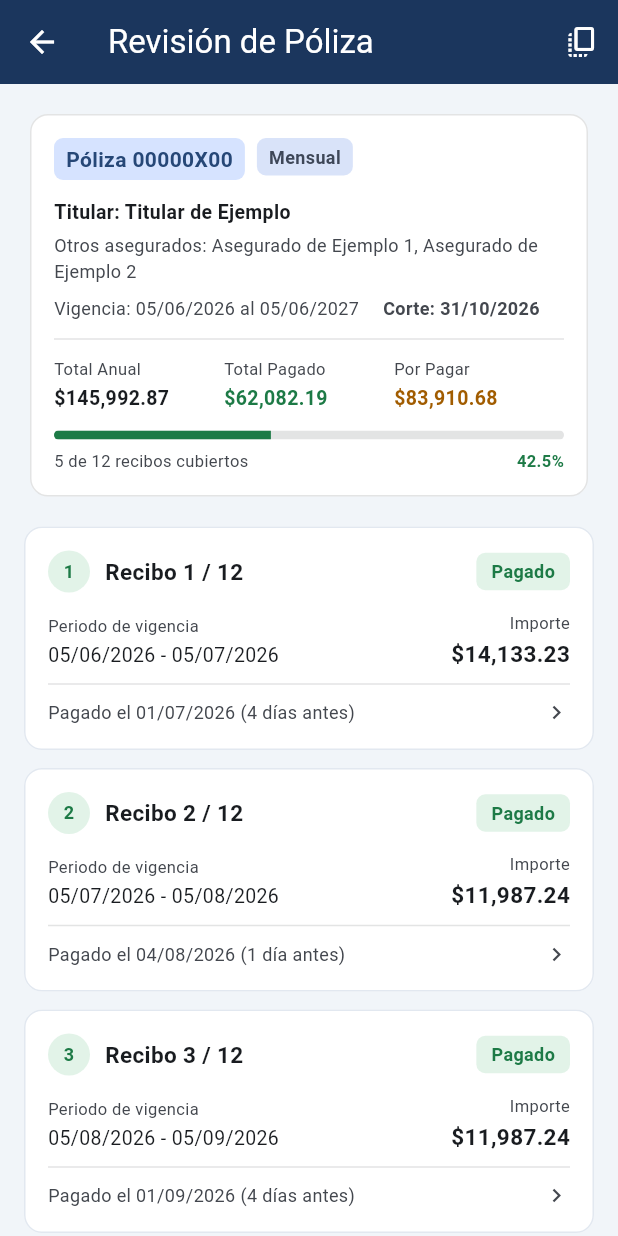
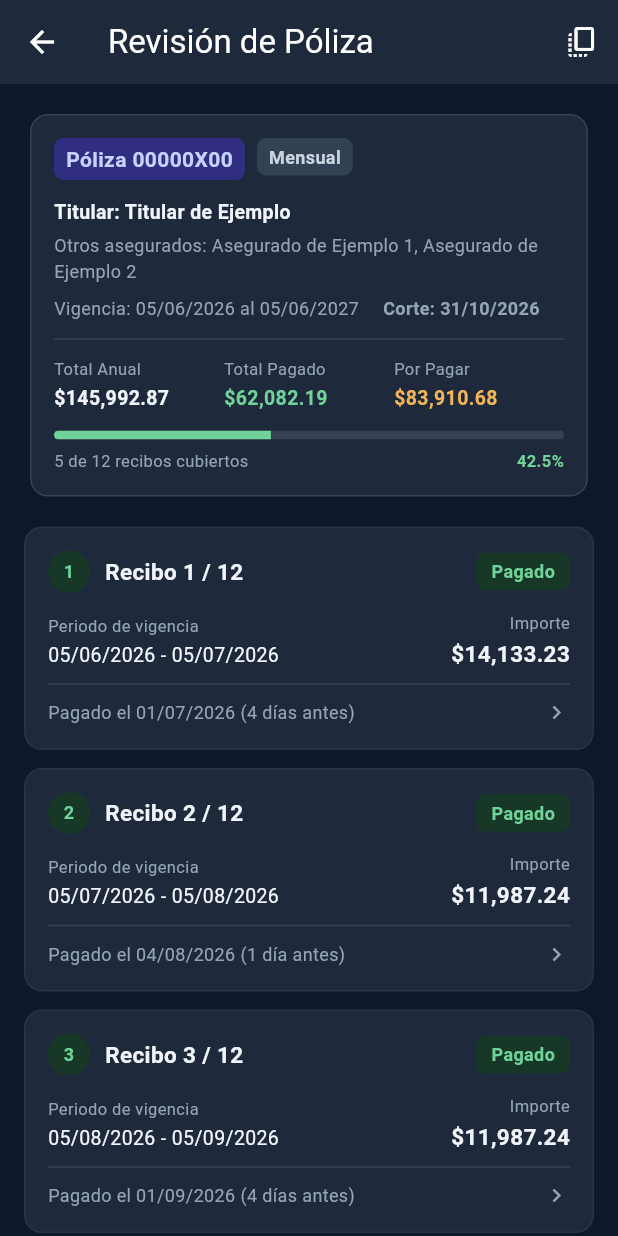
Before and after one commit to eruibal/Projects, a Flutter app: the PolicyReviewScreen screen opened directly, on a phone screen of 412 x 824 dp. Run offline on Flutter 3.47's test engine with Material 3 defaults, Android fonts, the phone set to English and light mode, and no system bars.

Commit message:
refactor: update theme and layout for policy review and receipt table screens

```diff
--- a/flutter_form_app/lib/screens/policy_review_screen.dart
+++ b/flutter_form_app/lib/screens/policy_review_screen.dart
@@ -10,26 +10,44 @@ import '../widgets/receipt_detail_bottom_sheet.dart';
 /// Below this width receipts show as cards instead of the 10-column table.
 const _compactBreakpoint = 760.0;
 
-const _navy = Color(0xFF1B365D);
+// The app's dark slate palette, shared with the registration form and the PO mockup.
+const _slateBackground = Color(0xFF0F172A);
+const _slateSurface = Color(0xFF1E293B);
+const _slateBorder = Color(0xFF334155);
+const _indigo = Color(0xFF4F46E5);
 
-/// The light, navy look the component was designed with. Applied to this
-/// screen only, so the rest of the app keeps its dark theme.
+/// Matches the rest of the app: slate surfaces, indigo accent, light text and
+/// the same muted gray the form uses for labels.
 ThemeData policyReviewTheme() => ThemeData(
   useMaterial3: true,
-      colorScheme: ColorScheme.fromSeed(
-        seedColor: _navy,
-        primary: _navy,
-        secondary: const Color(0xFF0D6EFD),
-        surface: const Color(0xFFF8FAFC),
+  brightness: Brightness.dark,
+  colorScheme: const ColorScheme.dark(
+    primary: _indigo,
+    onPrimary: Colors.white,
+    primaryContainer: Color(0xFF312E81),
+    onPrimaryContainer: Color(0xFFC7D2FE),
+    secondaryContainer: _slateBorder,
+    onSecondaryContainer: Color(0xFFCBD5E1),
+    surface: _slateSurface,
+    onSurface: Color(0xFFF1F5F9),
+    onSurfaceVariant: Color(0xFF94A3B8),
+    outline: _slateBorder,
+    outlineVariant: _slateBorder,
   ),
-      scaffoldBackgroundColor: const Color(0xFFF1F5F9),
+  scaffoldBackgroundColor: _slateBackground,
+  dividerTheme: const DividerThemeData(color: _slateBorder, space: 1),
   cardTheme: CardThemeData(
     elevation: 0,
-        color: Colors.white,
+    color: _slateSurface,
     shape: RoundedRectangleBorder(
       borderRadius: BorderRadius.circular(12),
-          side: const BorderSide(color: Color(0xFFE2E8F0)),
+      side: BorderSide(color: Colors.white.withValues(alpha: 0.05)),
     ),
+  ),
+  bottomSheetTheme: const BottomSheetThemeData(backgroundColor: _slateSurface),
+  snackBarTheme: const SnackBarThemeData(
+    backgroundColor: _slateBorder,
+    contentTextStyle: TextStyle(color: Colors.white),
   ),
 );
 
@@ -67,7 +85,9 @@ class _PolicyReviewScreenState extends State<PolicyReviewScreen> {
     setState(() => _policy = _policy.withReceipt(paid));
     ScaffoldMessenger.of(context)
       ..hideCurrentSnackBar()
-      ..showSnackBar(SnackBar(content: Text('Recibo ${receipt.reciboNumber} registrado como pagado el ${paid.fechaPagoText}')));
+      ..showSnackBar(
+        SnackBar(content: Text('Recibo ${receipt.reciboNumber} registrado como pagado el ${paid.fechaPagoText}')),
+      );
   }
 
   Future<void> _copySummary() async {
@@ -102,17 +122,16 @@ class _PolicyReviewScreenState extends State<PolicyReviewScreen> {
     return Scaffold(
       appBar: AppBar(
         title: const Text('Revisión de Póliza'),
-        backgroundColor: _navy,
+        backgroundColor: _slateSurface,
         foregroundColor: Colors.white,
+        elevation: 0,
+        scrolledUnderElevation: 0,
         actions: [
-          IconButton(
-            icon: const Icon(Icons.copy_all_outlined),
-            tooltip: 'Copiar resumen',
-            onPressed: _copySummary,
-          ),
+          IconButton(icon: const Icon(Icons.copy_all_outlined), tooltip: 'Copiar resumen', onPressed: _copySummary),
         ],
       ),
-      body: LayoutBuilder(builder: (context, box) {
+      body: LayoutBuilder(
+        builder: (context, box) {
           final compact = box.maxWidth < _compactBreakpoint;
           return Center(
             child: ConstrainedBox(
@@ -136,7 +155,8 @@ class _PolicyReviewScreenState extends State<PolicyReviewScreen> {
               ),
             ),
           );
-      }),
+        },
+      ),
     );
   }
 }
```
Also changed, not shown: flutter_form_app/lib/widgets/receipt_table_widget.dart (+11 -2 lines), 1 other file. Lines whose indentation alone changed are shown as unchanged.
